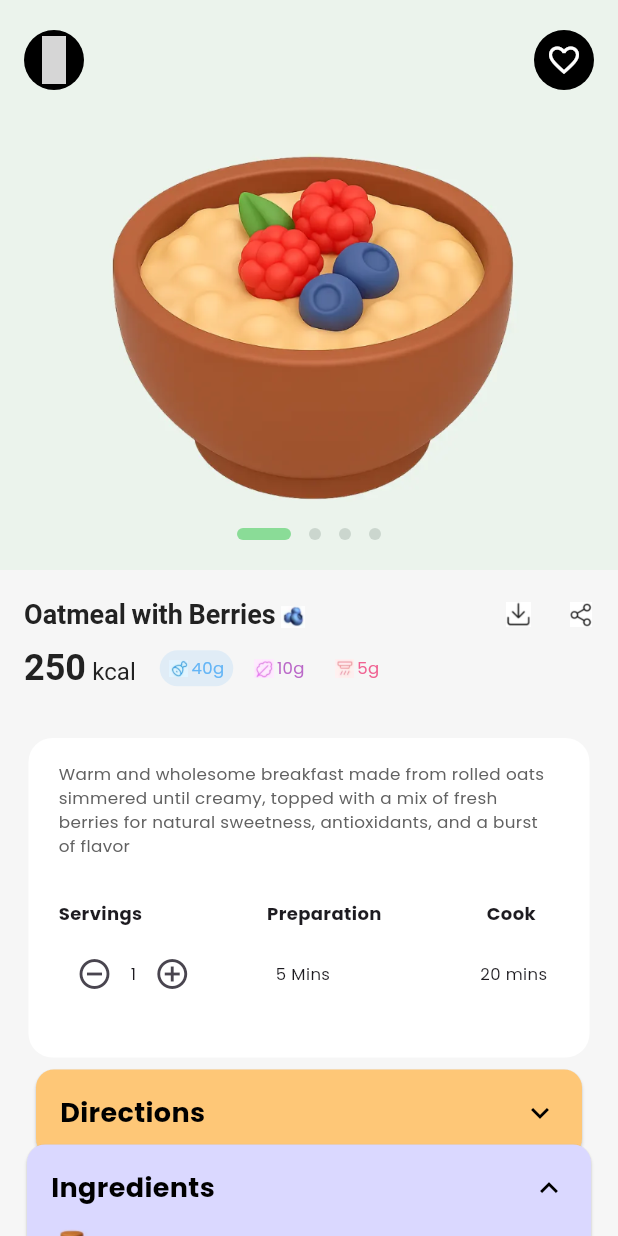
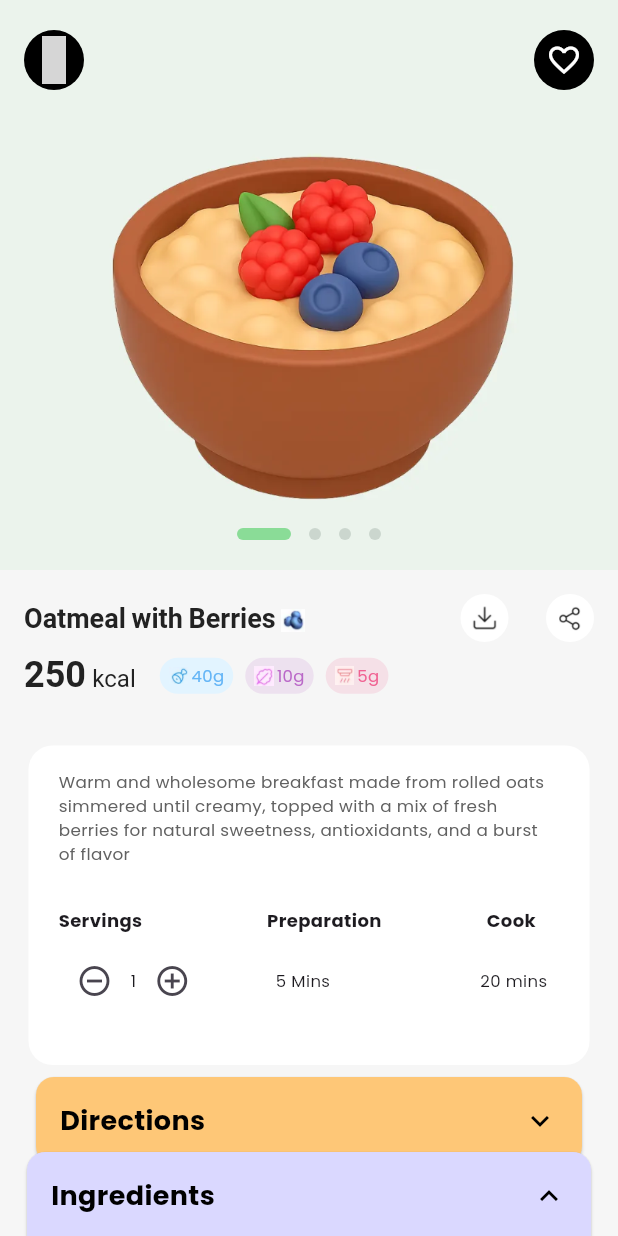
Before and after one commit to mukilan1/Ui_Yuvilabs, a Flutter app: the MealDetailPage screen opened by its route, on a phone screen of 412 x 824 dp. Run offline on Flutter 3.47's test engine with Material 3 defaults, Android fonts, the phone set to English and light mode, and no system bars; our stand-ins replace flutter_material_design_icons, google_fonts; grey boxes are pictures that could not be loaded.

Commit message:
Refactor widget constructors and update UI details
Replaced explicit 'Key? key' and 'super(key: key)' with 'super.key' in widget constructors for conciseness. Updated some UI colors and asset references for consistency. Improved button and badge styling in meal detail and home screens. Added ignore comments for deprecated_member_use and other lints where necessary.

```diff
--- a/health_diet_app/lib/main.dart
+++ b/health_diet_app/lib/main.dart
@@ -1,3 +1,5 @@
+// ignore_for_file: deprecated_member_use
+
 import 'package:flutter/material.dart';
 import 'package:google_fonts/google_fonts.dart';
 import 'screens/home.dart';
@@ -10,7 +12,7 @@ void main() {
 }
 
 class HealthDietApp extends StatelessWidget {
-  const HealthDietApp({Key? key}) : super(key: key);
+  const HealthDietApp({super.key});
 
   @override
   Widget build(BuildContext context) {
@@ -36,7 +38,7 @@ class HealthDietApp extends StatelessWidget {
 }
 
 class MainScreen extends StatefulWidget {
-  const MainScreen({Key? key}) : super(key: key);
+  const MainScreen({super.key});
 
   @override
   State<MainScreen> createState() => _MainScreenState();
@@ -56,6 +58,7 @@ class _MainScreenState extends State<MainScreen> {
   @override
   Widget build(BuildContext context) {
     return Scaffold(
+      backgroundColor: const Color(0xFFF6F6F6),
       body: Stack(
         children: [
           // Main content with padding at bottom for floating nav
@@ -96,6 +99,8 @@ class _MainScreenState extends State<MainScreen> {
                 shape: BoxShape.circle,
                 boxShadow: [
                   BoxShadow(
+                    // ignore: duplicate_ignore
+                    // ignore: deprecated_member_use
                     color: const Color(0xFF8ADC97).withOpacity(0.4),
                     offset: const Offset(0, 6),
                     blurRadius: 16,
--- a/health_diet_app/lib/screens/meal_detail.dart
+++ b/health_diet_app/lib/screens/meal_detail.dart
@@ -1,3 +1,5 @@
+// ignore_for_file: deprecated_member_use
+
 import 'package:flutter/material.dart';
 import 'package:flutter_material_design_icons/flutter_material_design_icons.dart';
 import '../utils/colors.dart';
@@ -7,7 +9,7 @@ import '../widgets/meal_detail_widgets.dart';
 class MealDetailPage extends StatefulWidget {
   final Map<String, dynamic>? mealData;
 
-  const MealDetailPage({Key? key, this.mealData}) : super(key: key);
+  const MealDetailPage({super.key, this.mealData});
 
   @override
   State<MealDetailPage> createState() => _MealDetailPageState();
@@ -40,12 +42,7 @@ class _MealDetailPageState extends State<MealDetailPage> {
               _buildFoodImage(),
               Container(
                 color: const Color(0xFFF6F6F6),
-                child: Column(
-                  children: [
-                    _buildMealInfoContent(meal),
-                    _buildIngredientsSectionContent(),
-                  ],
-                ),
+                child: Column(children: [_buildMealInfoContent(meal)]),
               ),
               const SizedBox(height: AppConstants.spacingLarge),
             ],
@@ -190,9 +187,37 @@ class _MealDetailPageState extends State<MealDetailPage> {
                         ),
                       ),
                     ),
-                    Image.asset('assets/Download.png', width: 17, height: 17),
+                    Container(
+                      width: 32,
+                      height: 32,
+                      decoration: const BoxDecoration(
+                        color: Colors.white,
+                        shape: BoxShape.circle,
+                      ),
+                      child: Center(
+                        child: Image.asset(
+                          'assets/Download.png',
+                          width: 17,
+                          height: 17,
+                        ),
+                      ),
+                    ),
                     const SizedBox(width: 25),
-                    Image.asset('assets/Share.png', width: 17, height: 17),
+                    Container(
+                      width: 32,
+                      height: 32,
+                      decoration: const BoxDecoration(
+                        color: Colors.white,
+                        shape: BoxShape.circle,
+                      ),
+                      child: Center(
+                        child: Image.asset(
+                          'assets/Share.png',
+                          width: 17,
+                          height: 17,
+                        ),
+                      ),
+                    ),
                   ],
                 ),
                 const SizedBox(height: AppConstants.spacingSmall),
@@ -497,39 +522,28 @@ class _MealDetailPageState extends State<MealDetailPage> {
     );
   }
 
-  Widget _buildMacroBadge(IconData icon, String value, Color color) {
-    return Container(
-      padding: const EdgeInsets.symmetric(horizontal: 8, vertical: 4),
-      decoration: BoxDecoration(
-        color: color.withOpacity(0.15),
-        borderRadius: BorderRadius.circular(16),
-      ),
-      child: Row(
-        mainAxisSize: MainAxisSize.min,
-        children: [
-          Icon(icon, size: 14, color: color),
-          const SizedBox(width: 4),
-          Text(
-            value,
-            style: TextStyle(
-              fontSize: 12,
-              fontWeight: FontWeight.w500,
-              color: color,
-            ),
-          ),
-        ],
-      ),
-    );
-  }
-
   Widget _buildMacroBadgeWithIcon(IconData icon, Color color, String value) {
     String imagePath;
+    BoxDecoration? decoration;
+
     if (icon == Icons.water_drop) {
       imagePath = 'assets/Chicken_g.png';
+      decoration = BoxDecoration(
+        color: const Color(0xFFE2F4FF),
+        borderRadius: BorderRadius.circular(12),
+      );
     } else if (icon == Icons.restaurant_menu) {
       imagePath = 'assets/Leaf_g.png';
+      decoration = BoxDecoration(
+        color: color.withOpacity(0.15),
+        borderRadius: BorderRadius.circular(12),
+      );
     } else if (icon == Icons.waves) {
       imagePath = 'assets/Vapour_g.png';
+      decoration = BoxDecoration(
+        color: color.withOpacity(0.15),
+        borderRadius: BorderRadius.circular(12),
+      );
     } else {
       // fallback
       return Icon(icon, size: 12, color: color);
@@ -537,12 +551,7 @@ class _MealDetailPageState extends State<MealDetailPage> {
 
     return Container(
       padding: const EdgeInsets.symmetric(horizontal: 6, vertical: 4),
-      decoration: icon == Icons.water_drop
-          ? BoxDecoration(
-              color: color.withOpacity(0.15),
-              borderRadius: BorderRadius.circular(12),
-            )
-          : null,
+      decoration: decoration,
       child: Row(
         mainAxisSize: MainAxisSize.min,
         children: [
```
Also changed, not shown: health_diet_app/lib/screens/home.dart (+8 -4 lines), health_diet_app/lib/widgets/dashboard_widgets.dart (+18 -11 lines), health_diet_app/lib/widgets/meal_detail_widgets.dart (+12 -10 lines), health_diet_app/lib/widgets/statistics_widgets.dart (+9 -9 lines).
